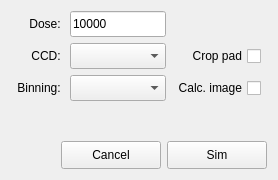
Above: src/gui/frames/temframe.ui from JJPPeters/clTEM before the change. Below: the same form after it.
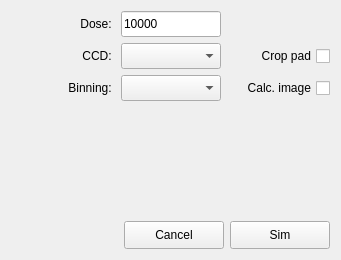
That is the form after the change. Custom widgets are drawn as their Qt base class.

Commit message: Fixed general layout issues

The edit to the form file:
```diff
--- a/src/gui/frames/temframe.ui
+++ b/src/gui/frames/temframe.ui
@@ -6,8 +6,8 @@
    <rect>
     <x>0</x>
     <y>0</y>
-    <width>273</width>
-    <height>180</height>
+    <width>341</width>
+    <height>260</height>
    </rect>
   </property>
   <property name="windowTitle">
@@ -16,18 +16,28 @@
   <property name="layoutDirection">
    <enum>Qt::LeftToRight</enum>
   </property>
-  <layout class="QGridLayout" name="gridLayout" rowstretch="1,0,0,0,0,0,0">
-   <item row="2" column="3">
-    <widget class="QCheckBox" name="chkSimImage">
+  <layout class="QGridLayout" name="gridLayout" rowstretch="1,0,0,0,0" columnstretch="1,1,1" rowminimumheight="0,0,0,0,0" columnminimumwidth="75,100,100">
+   <item row="0" column="0">
+    <widget class="QLabel" name="label_3">
+     <property name="text">
+      <string>Dose: </string>
+     </property>
+     <property name="alignment">
+      <set>Qt::AlignRight|Qt::AlignTrailing|Qt::AlignVCenter</set>
+     </property>
+    </widget>
+   </item>
+   <item row="1" column="2">
+    <widget class="QCheckBox" name="chkCrop">
      <property name="layoutDirection">
       <enum>Qt::RightToLeft</enum>
      </property>
      <property name="text">
-      <string>Calc. image</string>
+      <string>Crop pad</string>
      </property>
     </widget>
    </item>
-   <item row="0" column="2">
+   <item row="0" column="1">
     <widget class="EditUnitsBox" name="edtDose">
      <property name="sizePolicy">
       <sizepolicy hsizetype="Expanding" vsizetype="Fixed">
@@ -52,7 +62,115 @@
      </property>
     </widget>
    </item>
-   <item row="4" column="2">
+   <item row="1" column="1">
+    <widget class="QComboBox" name="cmbCcd">
+     <property name="sizePolicy">
+      <sizepolicy hsizetype="Expanding" vsizetype="Fixed">
+       <horstretch>0</horstretch>
+       <verstretch>0</verstretch>
+      </sizepolicy>
+     </property>
+     <property name="minimumSize">
+      <size>
+       <width>0</width>
+       <height>26</height>
+      </size>
+     </property>
+     <property name="maximumSize">
+      <size>
+       <width>100</width>
+       <height>16777215</height>
+      </size>
+     </property>
+     <property name="currentIndex">
+      <number>-1</number>
+     </property>
+     <item>
+      <property name="text">
+       <string>Perfect</string>
+      </property>
+     </item>
+    </widget>
+   </item>
+   <item row="1" column="0">
+    <widget class="QLabel" name="label">
+     <property name="text">
+      <string>CCD: </string>
+     </property>
+     <property name="alignment">
+      <set>Qt::AlignRight|Qt::AlignTrailing|Qt::AlignVCenter</set>
+     </property>
+    </widget>
+   </item>
+   <item row="2" column="1">
+    <widget class="QComboBox" name="cmbBinning">
+     <property name="sizePolicy">
+      <sizepolicy hsizetype="Expanding" vsizetype="Fixed">
+       <horstretch>0</horstretch>
+       <verstretch>0</verstretch>
+      </sizepolicy>
+     </property>
+     <property name="minimumSize">
+      <size>
+       <width>0</width>
+       <height>26</height>
+      </size>
+     </property>
+     <property name="maximumSize">
+      <size>
+       <width>100</width>
+       <height>16777215</height>
+      </size>
+     </property>
+     <property name="currentText">
+      <string/>
+     </property>
+     <property name="currentIndex">
+      <number>-1</number>
+     </property>
+     <item>
+      <property name="text">
+       <string>1</string>
+      </property>
+     </item>
+     <item>
+      <property name="text">
+       <string>2</string>
+      </property>
+     </item>
+     <item>
+      <property name="text">
+       <string>4</string>
+      </property>
+     </item>
+     <item>
+      <property name="text">
+       <string>8</string>
+      </property>
+     </item>
+    </widget>
+   </item>
+   <item row="2" column="0">
+    <widget class="QLabel" name="label_2">
+     <property name="text">
+      <string>Binning: </string>
+     </property>
+     <property name="alignment">
+      <set>Qt::AlignRight|Qt::AlignTrailing|Qt::AlignVCenter</set>
+     </property>
+    </widget>
+   </item>
+   <item row="2" column="2">
+    <widget class="QCheckBox" name="chkSimImage">
+     <property name="layoutDirection">
+      <enum>Qt::RightToLeft</enum>
+     </property>
+     <property name="text">
+      <string>Calc. image</string>
+     </property>
+    </widget>
+   </item>
+   <item row="3" column="1">
     <spacer name="vSpacer">
      <property name="orientation">
       <enum>Qt::Vertical</enum>
@@ -63,83 +181,14 @@
      <property name="sizeHint" stdset="0">
       <size>
        <width>20</width>
-       <height>40</height>
+       <height>0</height>
       </size>
      </property>
     </spacer>
    </item>
-   <item row="2" column="0">
-    <spacer name="hSpacer">
-     <property name="orientation">
-      <enum>Qt::Horizontal</enum>
-     </property>
-     <property name="sizeType">
-      <enum>QSizePolicy::Maximum</enum>
-     </property>
-     <property name="sizeHint" stdset="0">
-      <size>
-       <width>0</width>
-       <height>20</height>
-      </size>
-     </property>
-    </spacer>
-   </item>
-   <item row="6" column="0" colspan="5">
-    <layout class="QGridLayout" name="gridLayout_2" columnminimumwidth="50,100,100">
-     <item row="0" column="2">
-      <widget class="QPushButton" name="btnSim">
-       <property name="sizePolicy">
-        <sizepolicy hsizetype="Minimum" vsizetype="Fixed">
-         <horstretch>0</horstretch>
-         <verstretch>0</verstretch>
-        </sizepolicy>
-       </property>
-       <property name="minimumSize">
-        <size>
-         <width>0</width>
-         <height>28</height>
-        </size>
-       </property>
-       <property name="maximumSize">
-        <size>
-         <width>100</width>
-         <height>16777215</height>
-        </size>
-       </property>
-       <property name="layoutDirection">
-        <enum>Qt::LeftToRight</enum>
-       </property>
-       <property name="text">
-        <string>Sim</string>
-       </property>
-      </widget>
-     </item>
-     <item row="0" column="1">
-      <widget class="QPushButton" name="btnCancel">
-       <property name="sizePolicy">
-        <sizepolicy hsizetype="Minimum" vsizetype="Fixed">
-         <horstretch>0</horstretch>
-         <verstretch>0</verstretch>
-        </sizepolicy>
-       </property>
-       <property name="minimumSize">
-        <size>
-         <width>0</width>
-         <height>28</height>
-        </size>
-       </property>
-       <property name="maximumSize">
-        <size>
-         <width>100</width>
-         <height>16777215</height>
-        </size>
-       </property>
-       <property name="text">
-        <string>Cancel</string>
-       </property>
-      </widget>
-     </item>
-     <item row="0" column="0">
+   <item row="4" column="0" colspan="3">
+    <layout class="QHBoxLayout" name="horizontalLayout">
+     <item>
       <spacer name="horizontalSpacer">
        <property name="orientation">
         <enum>Qt::Horizontal</enum>
@@ -152,139 +201,61 @@
        </property>
       </spacer>
      </item>
+     <item>
+      <widget class="QPushButton" name="btnCancel">
+       <property name="sizePolicy">
+        <sizepolicy hsizetype="Minimum" vsizetype="Fixed">
+         <horstretch>0</horstretch>
+         <verstretch>0</verstretch>
+        </sizepolicy>
+       </property>
+       <property name="minimumSize">
+        <size>
+         <width>100</width>
+         <height>28</height>
+        </size>
+       </property>
+       <property name="maximumSize">
+        <size>
+         <width>100</width>
+         <height>16777215</height>
+        </size>
+       </property>
+       <property name="text">
+        <string>Cancel</string>
+       </property>
+      </widget>
+     </item>
+     <item>
+      <widget class="QPushButton" name="btnSim">
+       <property name="sizePolicy">
+        <sizepolicy hsizetype="Minimum" vsizetype="Fixed">
+         <horstretch>0</horstretch>
+         <verstretch>0</verstretch>
+        </sizepolicy>
+       </property>
+       <property name="minimumSize">
+        <size>
+         <width>100</width>
+         <height>28</height>
+        </size>
+       </property>
+       <property name="maximumSize">
+        <size>
+         <width>100</width>
+         <height>16777215</height>
+        </size>
+       </property>
+       <property name="layoutDirection">
+        <enum>Qt::LeftToRight</enum>
+       </property>
+       <property name="text">
+        <string>Sim</string>
+       </property>
+      </widget>
+     </item>
     </layout>
    </item>
-   <item row="0" column="1">
-    <widget class="QLabel" name="label_3">
-     <property name="text">
-      <string>Dose: </string>
-     </property>
-     <property name="alignment">
-      <set>Qt::AlignRight|Qt::AlignTrailing|Qt::AlignVCenter</set>
-     </property>
-    </widget>
-   </item>
-   <item row="2" column="2">
-    <widget class="QComboBox" name="cmbBinning">
-     <property name="sizePolicy">
-      <sizepolicy hsizetype="Expanding" vsizetype="Fixed">
-       <horstretch>0</horstretch>
-       <verstretch>0</verstretch>
-      </sizepolicy>
-     </property>
-     <property name="minimumSize">
-      <size>
-       <width>0</width>
-       <height>26</height>
-      </size>
-     </property>
-     <property name="maximumSize">
-      <size>
-       <width>100</width>
-       <height>16777215</height>
-      </size>
-     </property>
-     <property name="currentText">
-      <string/>
-     </property>
-     <property name="currentIndex">
-      <number>-1</number>
-     </property>
-     <item>
-      <property name="text">
-       <string>1</string>
-      </property>
-     </item>
-     <item>
-      <property name="text">
-       <string>2</string>
-      </property>
-     </item>
-     <item>
-      <property name="text">
-       <string>4</string>
-      </property>
-     </item>
-     <item>
-      <property name="text">
-       <string>8</string>
-      </property>
-     </item>
-    </widget>
-   </item>
-   <item row="1" column="3">
-    <widget class="QCheckBox" name="chkCrop">
-     <property name="layoutDirection">
-      <enum>Qt::RightToLeft</enum>
-     </property>
-     <property name="text">
-      <string>Crop pad</string>
-     </property>
-    </widget>
-   </item>
-   <item row="1" column="1">
-    <widget class="QLabel" name="label">
-     <property name="text">
-      <string>CCD: </string>
-     </property>
-     <property name="alignment">
-      <set>Qt::AlignRight|Qt::AlignTrailing|Qt::AlignVCenter</set>
-     </property>
-    </widget>
-   </item>
-   <item row="2" column="1">
-    <widget class="QLabel" name="label_2">
-     <property name="text">
-      <string>Binning: </string>
-     </property>
-     <property name="alignment">
-      <set>Qt::AlignRight|Qt::AlignTrailing|Qt::AlignVCenter</set>
-     </property>
-    </widget>
-   </item>
-   <item row="1" column="2">
-    <widget class="QComboBox" name="cmbCcd">
-     <property name="sizePolicy">
-      <sizepolicy hsizetype="Expanding" vsizetype="Fixed">
-       <horstretch>0</horstretch>
-       <verstretch>0</verstretch>
-      </sizepolicy>
-     </property>
-     <property name="minimumSize">
-      <size>
-       <width>0</width>
-       <height>26</height>
-      </size>
-     </property>
-     <property name="maximumSize">
-      <size>
-       <width>100</width>
-       <height>16777215</height>
-      </size>
-     </property>
-     <property name="currentIndex">
-      <number>-1</number>
-     </property>
-     <item>
-      <property name="text">
-       <string>Perfect</string>
-      </property>
-     </item>
-    </widget>
-   </item>
-   <item row="1" column="4">
-    <spacer name="horizontalSpacer_2">
-     <property name="orientation">
-      <enum>Qt::Horizontal</enum>
-     </property>
-     <property name="sizeHint" stdset="0">
-      <size>
-       <width>0</width>
-       <height>20</height>
-      </size>
-     </property>
-    </spacer>
-   </item>
   </layout>
  </widget>
  <customwidgets>
```
Left out of the diff: 5 changed lines with no effect on the pictures. The commit also changes 6 other files.
